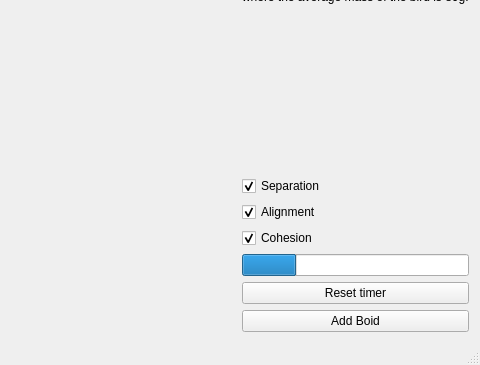
Qt form mainwindow.ui (shreshthtuli/FlockSim) before a commit; both pictures show x 320 to 800 and y 433 to 798 of the 800 by 798 pixel window.
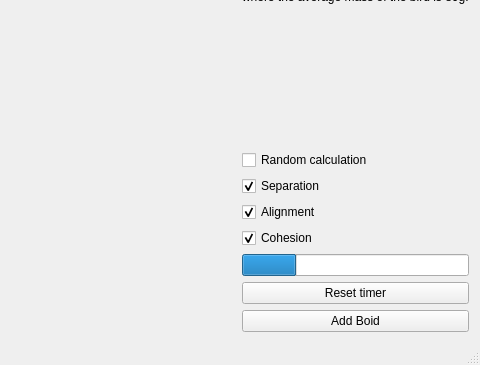
The same form after that commit. Custom widgets are drawn as their Qt base class.

```diff
--- a/mainwindow.ui
+++ b/mainwindow.ui
@@ -489,6 +489,13 @@
         </property>
        </spacer>
       </item>
+      <item>
+       <widget class="QCheckBox" name="checkBox">
+        <property name="text">
+         <string>Random calculation</string>
+        </property>
+       </widget>
+      </item>
       <item>
        <widget class="QCheckBox" name="sep">
         <property name="text">
```
